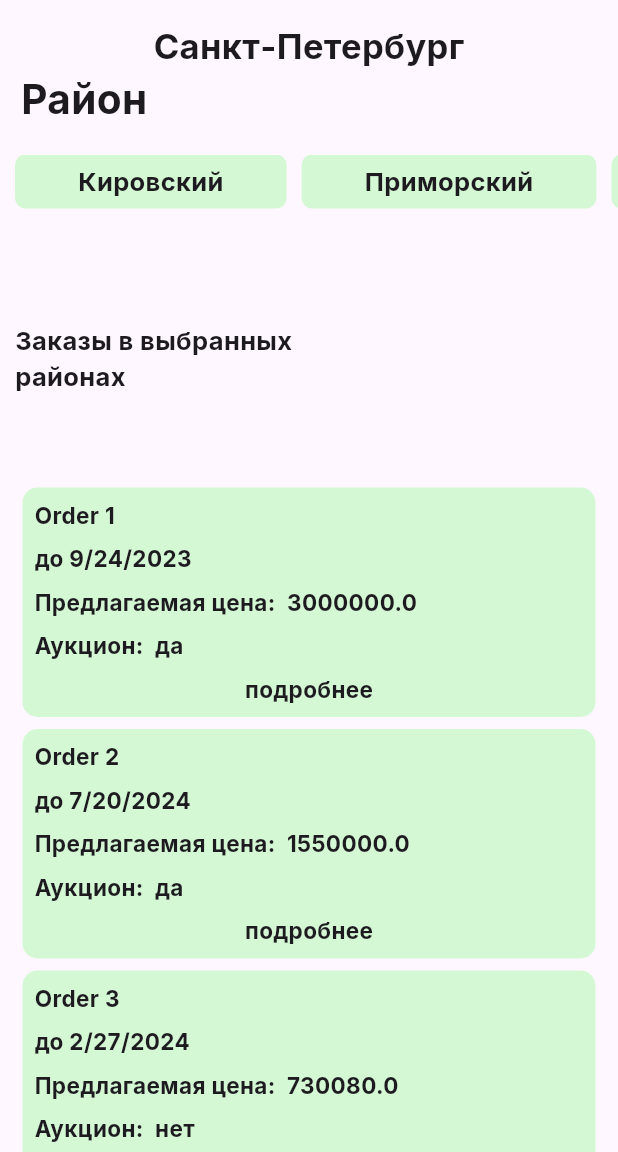
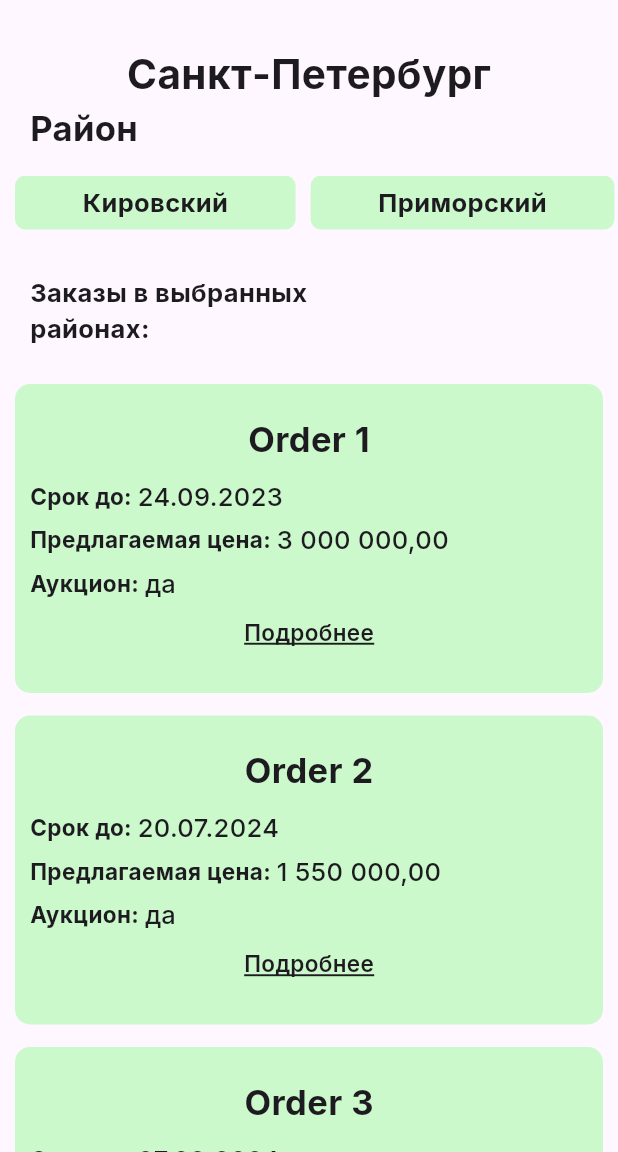
Before and after one commit to RimidalU/freight-carrier-aggregator-screens, a Flutter app: the OrdersScreen screen opened directly, on a phone screen of 412 x 824 dp, the part 84-1236 px from its top. Run offline on Flutter 3.47's test engine with Material 2 defaults, Android fonts, the phone set to English and light mode, and no system bars; our stand-ins replace flutter_svg, google_fonts.

Commit message:
refactor OrdersScreen widget

```diff
--- /dev/null
+++ b/lib/ui/ui.dart
@@ -0,0 +1 @@
+export './widgets/widgets.dart';
--- /dev/null
+++ b/lib/ui/widgets/info_row.dart
@@ -0,0 +1,36 @@
+import 'package:flutter/material.dart';
+
+class InfoRow extends StatelessWidget {
+  const InfoRow({
+    super.key,
+    required this.title,
+    required this.titleDescription,
+  });
+
+  final String title;
+  final String titleDescription;
+
+  @override
+  Widget build(BuildContext context) {
+    return Row(
+      children: [
+        Text(
+          title,
+          style: const TextStyle(
+            fontWeight: FontWeight.bold,
+            fontSize: 15,
+          ),
+        ),
+        Text(
+          titleDescription.isEmpty
+              ? 'не добавленo'
+              : titleDescription.toString(),
+          style: const TextStyle(
+            fontWeight: FontWeight.w500,
+            fontSize: 17,
+          ),
+        ),
+      ],
+    );
+  }
+}
--- /dev/null
+++ b/lib/ui/widgets/widgets.dart
@@ -0,0 +1 @@
+export './info_row.dart';
--- a/lib/views/orders_screen.dart
+++ b/lib/views/orders_screen.dart
@@ -5,6 +5,7 @@ import 'package:intl/intl.dart';
 
 import '../data/data.dart';
 import '../models/order_screen_models.dart';
+import '../ui/widgets/widgets.dart';
 
 class OrdersScreen extends StatelessWidget {
   const OrdersScreen({super.key});
@@ -43,7 +44,7 @@ class OrdersScreen extends StatelessWidget {
             width: double.infinity,
             child: Column(
               children: [
-                const SizedBox(height: 14),
+                const SizedBox(height: 30),
                 Container(
                   width: double.infinity,
                   alignment: Alignment.center,
@@ -51,23 +52,23 @@ class OrdersScreen extends StatelessWidget {
                     'Санкт-Петербург',
                     style: TextStyle(
                       fontWeight: FontWeight.w700,
-                      fontSize: 23,
+                      fontSize: 27,
                     ),
                   ),
                 ),
                 Container(
                   width: double.infinity,
-                  padding: const EdgeInsets.only(left: 14),
+                  padding: const EdgeInsets.only(left: 20),
                   child: const Text(
                     'Район',
                     style: TextStyle(
                       fontWeight: FontWeight.w700,
-                      fontSize: 27,
+                      fontSize: 23,
                     ),
                   ),
                 ),
                 const SizedBox(
-                  height: 17,
+                  height: 15,
                 ),
                 SizedBox(
                   height: 36,
@@ -80,14 +81,14 @@ class OrdersScreen extends StatelessWidget {
                     ],
                   ),
                 ),
-                const SizedBox(height: 76),
+                const SizedBox(height: 30),
                 Container(
                   alignment: Alignment.centerLeft,
-                  padding: const EdgeInsets.only(left: 10),
+                  padding: const EdgeInsets.only(left: 20),
                   child: const SizedBox(
-                    width: 214,
+                    width: 220,
                     child: Text(
-                      'Заказы в выбранных районах',
+                      'Заказы в выбранных районах:',
                       style: TextStyle(
                         fontWeight: FontWeight.w700,
                         fontSize: 17,
@@ -96,12 +97,11 @@ class OrdersScreen extends StatelessWidget {
                   ),
                 ),
                 const SizedBox(
-                  height: 47,
+                  height: 10,
                 ),
-                Container(
+                SizedBox(
                   width: double.infinity,
-                  height: 600,
-                  padding: const EdgeInsets.all(15),
+                  height: 650,
                   child: ListView.builder(
                     itemBuilder: (context, index) {
                       return OrderItem(order: orders[index]);
@@ -131,10 +131,10 @@ class District extends StatelessWidget {
       borderRadius: BorderRadius.circular(10),
       child: Container(
         margin: const EdgeInsets.only(left: 10),
-        padding: const EdgeInsets.symmetric(horizontal: 42, vertical: 6),
+        padding: const EdgeInsets.symmetric(horizontal: 45, vertical: 6),
         decoration: BoxDecoration(
           borderRadius: BorderRadius.circular(7),
-          color: const Color(0xff05FF00).withOpacity(0.17),
+          color: const Color(0xff05FF00).withOpacity(0.2),
         ),
         child: Text(
           district,
@@ -149,7 +149,7 @@ class District extends StatelessWidget {
 }
 
 class OrderItem extends StatelessWidget {
-  const OrderItem({
+  OrderItem({
     super.key,
     required this.order,
     this.onTap,
@@ -157,66 +157,74 @@ class OrderItem extends StatelessWidget {
 
   final Order order;
   final VoidCallback? onTap;
+  final format = NumberFormat("#,##0.00", "ru_RU");
 
   @override
   Widget build(BuildContext context) {
-    return InkWell(
-      onTap: onTap ?? () {},
-      borderRadius: BorderRadius.circular(10),
-      child: Container(
-        margin: const EdgeInsets.only(bottom: 8),
-        padding: const EdgeInsets.symmetric(horizontal: 8, vertical: 8),
-        decoration: BoxDecoration(
-          borderRadius: BorderRadius.circular(10),
-          color: const Color(0xff05FF00).withOpacity(0.17),
-        ),
-        child: Column(
-          crossAxisAlignment: CrossAxisAlignment.start,
-          children: [
-            Text(
+    return Container(
+      decoration: BoxDecoration(
+        borderRadius: BorderRadius.circular(10),
+        color: const Color(0xff05FF00).withOpacity(0.2),
+      ),
+      margin: const EdgeInsets.only(
+        top: 15,
+        left: 10,
+        right: 10,
+      ),
+      padding: const EdgeInsets.symmetric(horizontal: 10, vertical: 20),
+      child: Column(
+        crossAxisAlignment: CrossAxisAlignment.start,
+        children: [
+          Container(
+            width: double.infinity,
+            alignment: Alignment.center,
+            child: Text(
               order.name,
               style: const TextStyle(
                 fontWeight: FontWeight.w700,
-                fontSize: 15,
+                fontSize: 23,
               ),
             ),
-            const SizedBox(height: 8),
-            Text(
-              'до ${DateFormat.yMd().format(order.finishDate)}',
-              style: const TextStyle(
-                fontWeight: FontWeight.w700,
-                fontSize: 15,
-              ),
+          ),
+          const SizedBox(height: 10),
+          InfoRow(
+            title: 'Срок до: ',
+            titleDescription: DateFormat('dd.MM.y').format(
+              order.finishDate,
             ),
-            const SizedBox(height: 8),
-            Text(
-              'Предлагаемая цена:  ${order.price}',
-              style: const TextStyle(
-                fontWeight: FontWeight.w700,
-                fontSize: 15,
-              ),
-            ),
-            const SizedBox(height: 8),
-            Text(
-              "Аукцион:  ${order.isAuction ? 'да' : 'нет'}",
-              style: const TextStyle(
-                fontWeight: FontWeight.w700,
-                fontSize: 15,
-              ),
-            ),
-            const SizedBox(height: 8),
-            Container(
+          ),
+          const SizedBox(height: 5),
+          InfoRow(
+            title: 'Предлагаемая цена: ',
+            titleDescription: format.format(order.price).toString(),
+          ),
+          const SizedBox(height: 5),
+          InfoRow(
+            title: 'Аукцион: ',
+            titleDescription: order.isAuction ? 'да' : 'нет',
+          ),
+          const SizedBox(
+            height: 10,
+          ),
+          InkWell(
+            onTap: onTap ?? () {},
+            borderRadius: BorderRadius.circular(10),
+            child: Container(
               alignment: Alignment.center,
               child: const Text(
-                'подробнее',
+                'Подробнее',
                 style: TextStyle(
-                  fontWeight: FontWeight.w700,
+                  fontWeight: FontWeight.w600,
                   fontSize: 15,
+                  decoration: TextDecoration.underline,
                 ),
               ),
             ),
-          ],
-        ),
+          ),
+          const SizedBox(
+            height: 10,
+          ),
+        ],
       ),
     );
   }
```
